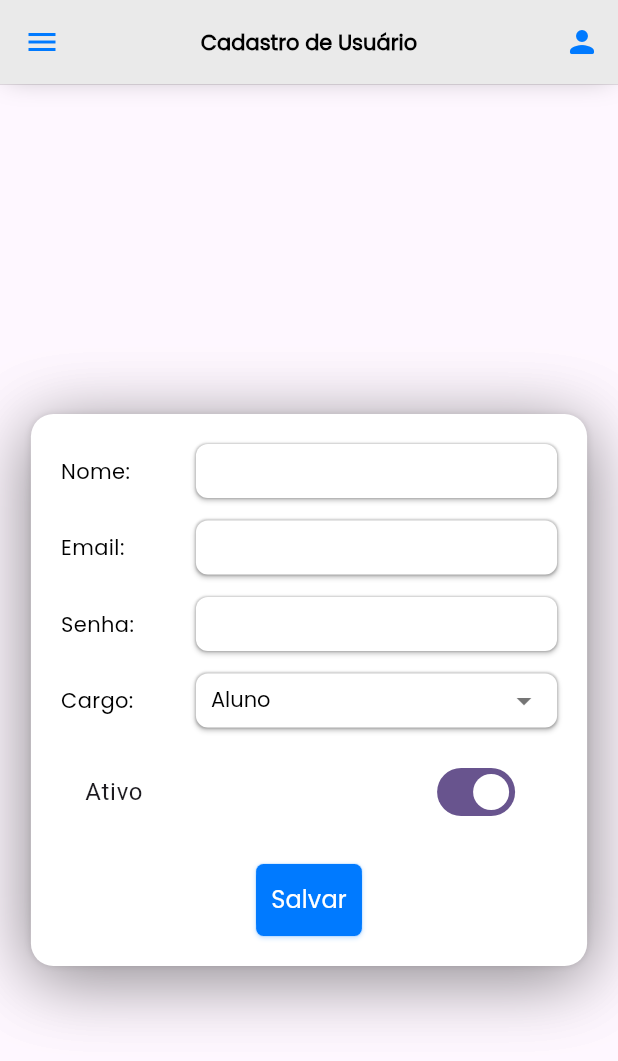
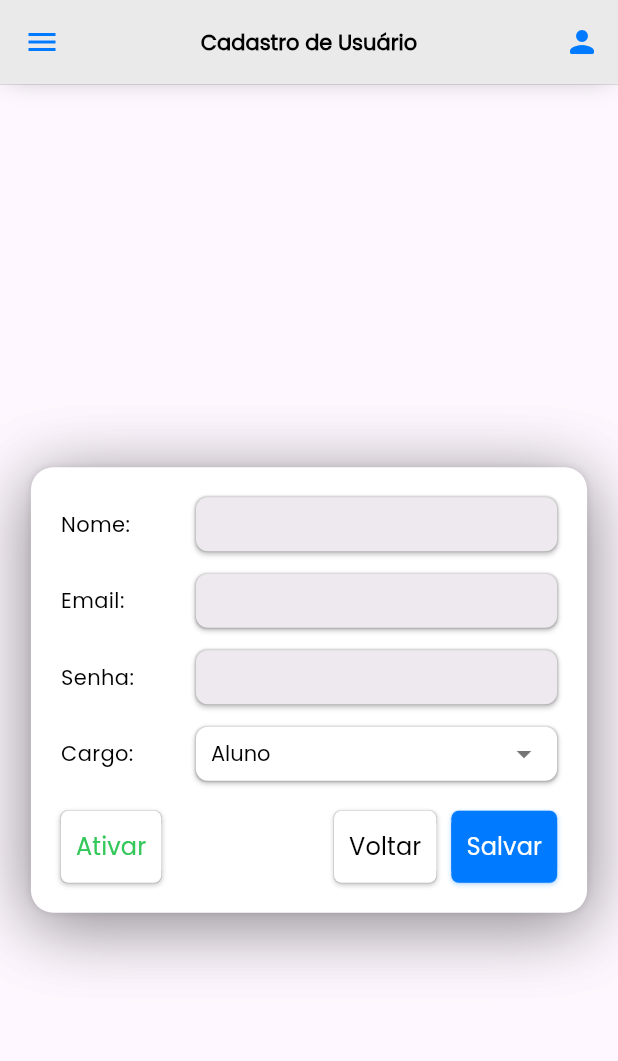
Before and after one commit to NutriClin/nutriclin, a Flutter app: the UsuarioDetalhe screen opened directly, on a phone screen of 412 x 824 dp. Shown: the top 1061 px of the screen. Run offline on Flutter 3.47's test engine with Material 3 defaults, Android fonts, the phone set to English and light mode, and no system bars; our stand-ins replace cloud_firestore, firebase_auth, firebase_core, flutter_svg; accounts and stored records are empty; statements that could not run were skipped.

Commit message:
feat alinhamento dos botoes

```diff
--- a/nutri_app/lib/components/custom_button.dart
+++ b/nutri_app/lib/components/custom_button.dart
@@ -4,12 +4,16 @@ class CustomButton extends StatelessWidget {
   final String text;
   final VoidCallback onPressed;
   final Color color;
+  final Color textColor;
+  final Color boxShadowColor;
 
   const CustomButton({
     super.key,
     required this.text,
     required this.onPressed,
     this.color = const Color(0xFF007AFF),
+    this.textColor = Colors.white,
+    this.boxShadowColor = const Color(0xFF007AFF),
   });
 
   @override
@@ -20,13 +24,13 @@ class CustomButton extends StatelessWidget {
         borderRadius: BorderRadius.circular(5),
         boxShadow: [
           BoxShadow(
-            color: const Color(0xFF007AFF).withOpacity(0.24),
+            color: boxShadowColor.withOpacity(0.24),
             offset: const Offset(0, 1),
             blurRadius: 2.5,
             spreadRadius: 0,
           ),
           BoxShadow(
-            color: const Color(0xFF007AFF).withOpacity(0.12),
+            color: boxShadowColor.withOpacity(0.12),
             offset: const Offset(0, 0),
             blurRadius: 0,
             spreadRadius: 0.5,
@@ -45,8 +49,8 @@ class CustomButton extends StatelessWidget {
         ),
         child: Text(
           text,
-          style: const TextStyle(
-            color: Colors.white,
+          style: TextStyle(
+            color: textColor,
             fontSize: 16,
             fontFamily: 'Poppins',
           ),
--- a/nutri_app/lib/pages/usuario_detalhe.dart
+++ b/nutri_app/lib/pages/usuario_detalhe.dart
@@ -25,14 +25,15 @@ class _UsuarioDetalheState extends State<UsuarioDetalhe> {
   String _tipoUsuario = 'Aluno';
   bool _ativo = true;
 
-  bool _isEditMode = false;
+  late bool _isEditMode;
+  late bool _isAtivo = true;
 
   @override
   void initState() {
     super.initState();
-    if (widget.idUsuario != null && widget.idUsuario!.isNotEmpty) {
+    _isEditMode = widget.idUsuario != null && widget.idUsuario!.isNotEmpty;
+    if (_isEditMode) {
       _buscarUsuario(widget.idUsuario!);
-      _isEditMode = true;
     }
   }
 
@@ -45,6 +46,7 @@ class _UsuarioDetalheState extends State<UsuarioDetalhe> {
         emailController.text = dados['email'] ?? '';
         _tipoUsuario = dados['tipo_usuario'] ?? 'Aluno';
         _ativo = dados['ativo'] ?? true;
+        _isAtivo = dados['ativo'] ?? true;
       });
     }
   }
@@ -71,7 +73,7 @@ class _UsuarioDetalheState extends State<UsuarioDetalhe> {
         return;
       }
 
-      if (_isEditMode) {
+      if (widget.idUsuario != null && widget.idUsuario!.isNotEmpty) {
         await _firestore.collection('usuarios').doc(widget.idUsuario).update({
           'nome': nomeController.text,
           'email': emailController.text,
@@ -143,23 +145,23 @@ class _UsuarioDetalheState extends State<UsuarioDetalhe> {
                               label: 'Nome:',
                               width: 80,
                               controller: nomeController,
+                              enabled: !_isAtivo,
                             ),
                             const SizedBox(height: 15),
                             CustomInput(
                               label: 'Email:',
                               width: 80,
                               controller: emailController,
-                              enabled: !_isEditMode,
+                              enabled: !_isAtivo,
                             ),
-                            if (!_isEditMode) ...[
                             const SizedBox(height: 15),
                             CustomInput(
                               label: 'Senha:',
                               width: 80,
                               controller: senhaController,
                               obscureText: true,
+                              enabled: !_isAtivo,
                             ),
-                            ],
                             const SizedBox(height: 15),
                             CustomDropdown(
                               label: 'Cargo:',
@@ -172,21 +174,40 @@ class _UsuarioDetalheState extends State<UsuarioDetalhe> {
                               },
                               width: 80,
                             ),
-                            const SizedBox(height: 15),
-                            SwitchListTile(
-                              title: const Text('Ativo'),
-                              value: _ativo,
-                              onChanged: (valor) {
+                            const SizedBox(height: 20),
+                            Row(
+                              mainAxisAlignment: MainAxisAlignment.spaceBetween,
+                              children: [
+                                CustomButton(
+                                  text: _isAtivo ? 'Ativar' : 'Desativar',
+                                  onPressed: () {
                                     setState(() {
-                                  _ativo = valor;
+                                      _isAtivo = !_isAtivo;
                                     });
                                   },
+                                  color: Colors.white,
+                                  textColor: _isAtivo ? Color(0xFFF34C759) : Color(0xFFFF3B30),
+                                  boxShadowColor: Colors.black,
                                 ),
-                            const SizedBox(height: 20),
+
+                                Row(
+                                  children: [
                                     CustomButton(
-                              text: _isEditMode ? 'Atualizar' : 'Salvar',
+                                      text: 'Voltar',
+                                      onPressed: _salvarUsuario,
+                                      color: Colors.white,
+                                      textColor: Colors.black,
+                                      boxShadowColor: Colors.black,
+                                    ),
+                                    const SizedBox(width: 10),
+                                    CustomButton(
+                                      text: 'Salvar',
                                       onPressed: _salvarUsuario,
                                     ),
+                                  ],
+                                ),
+                              ],
+                            )
                           ],
                         ),
                       ),
```
Lines whose indentation alone changed are shown as unchanged.
